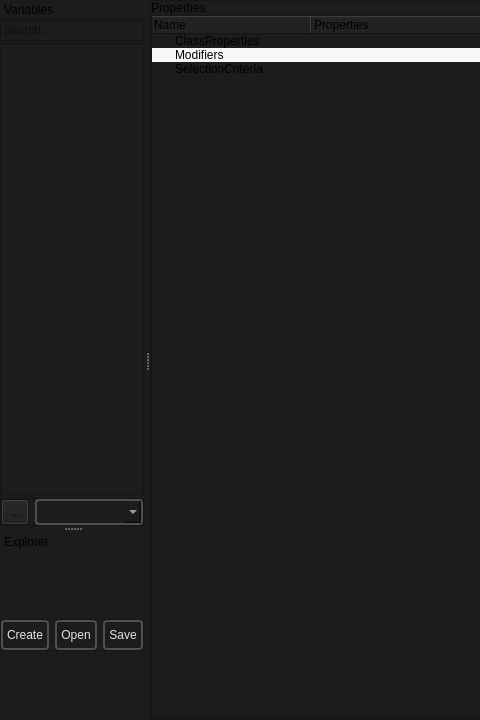
The window that smartprop_editor/main.ui (dertwist/Hammer5Tools) describes before a commit, drawn with Qt 5; both pictures show x 0 to 480 and y 0 to 720 of the 1280 by 720 pixel window.
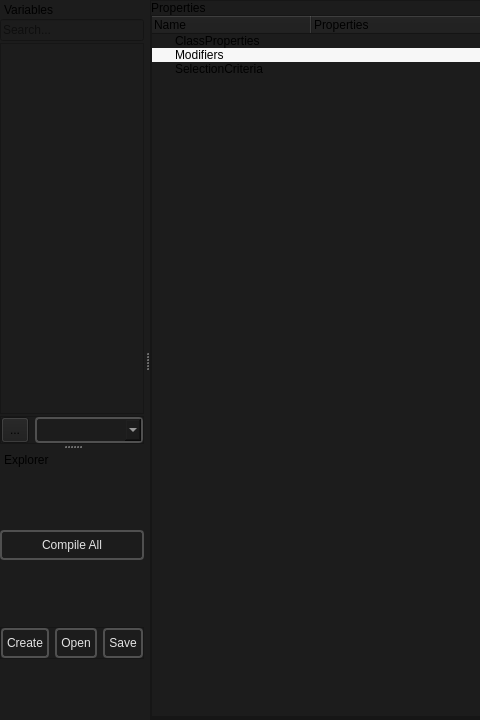
The same window after the commit. Icons and pictures are not drawn.

Commit message: Color var

What changed in the file:
```diff
--- a/smartprop_editor/main.ui
+++ b/smartprop_editor/main.ui
@@ -428,7 +428,7 @@
          <rect>
           <x>0</x>
           <y>0</y>
-          <width>232</width>
+          <width>395</width>
           <height>434</height>
          </rect>
         </property>
@@ -728,6 +728,61 @@
      <item>
       <layout class="QVBoxLayout" name="explorer_layout"/>
      </item>
+     <item>
+      <widget class="QPushButton" name="compile_all_button">
+       <property name="toolTip">
+        <string>&lt;html&gt;&lt;head/&gt;&lt;body&gt;&lt;p&gt;Ctrl + S&lt;/p&gt;&lt;/body&gt;&lt;/html&gt;</string>
+       </property>
+       <property name="styleSheet">
+        <string notr="true">
+    /* QPushButton default and hover styles */
+    QPushButton {
+
+        font: 600 10pt &quot;Segoe UI&quot;;
+	
+
+        border: 2px solid black;
+        border-radius: 4px;
+        border-color: rgba(80, 80, 80, 255);
+        height:22px;
+        padding-top: 2px;
+        padding-bottom:2px;
+        padding-left: 4px;
+        padding-right: 4px;
+        color: #E3E3E3;
+        background-color: #1C1C1C;
+    }
+    QPushButton:hover {
+        background-color: #414956;
+        color: white;
+    }
+    QPushButton:pressed {
+        background-color: red;
+        background-color: #1C1C1C;
+        margin: 1 px;
+        margin-left: 2px;
+        margin-right: 2px;
+
+    }</string>
+       </property>
+       <property name="text">
+        <string>Compile All</string>
+       </property>
+       <property name="icon">
+        <iconset resource="../resources.qrc">
+         <normaloff>:/icons/logout_24dp_9D9D9D_FILL0_wght400_GRAD0_opsz24.svg</normaloff>:/icons/logout_24dp_9D9D9D_FILL0_wght400_GRAD0_opsz24.svg</iconset>
+       </property>
+       <property name="iconSize">
+        <size>
+         <width>24</width>
+         <height>24</height>
+        </size>
+       </property>
+       <property name="shortcut">
+        <string>Ctrl+R</string>
+       </property>
+      </widget>
+     </item>
      <item>
       <widget class="QFrame" name="frame_4">
        <property name="maximumSize">
```
Left out of the diff: 2 changed lines with no effect on the pictures. The commit also changes 5 other files.
